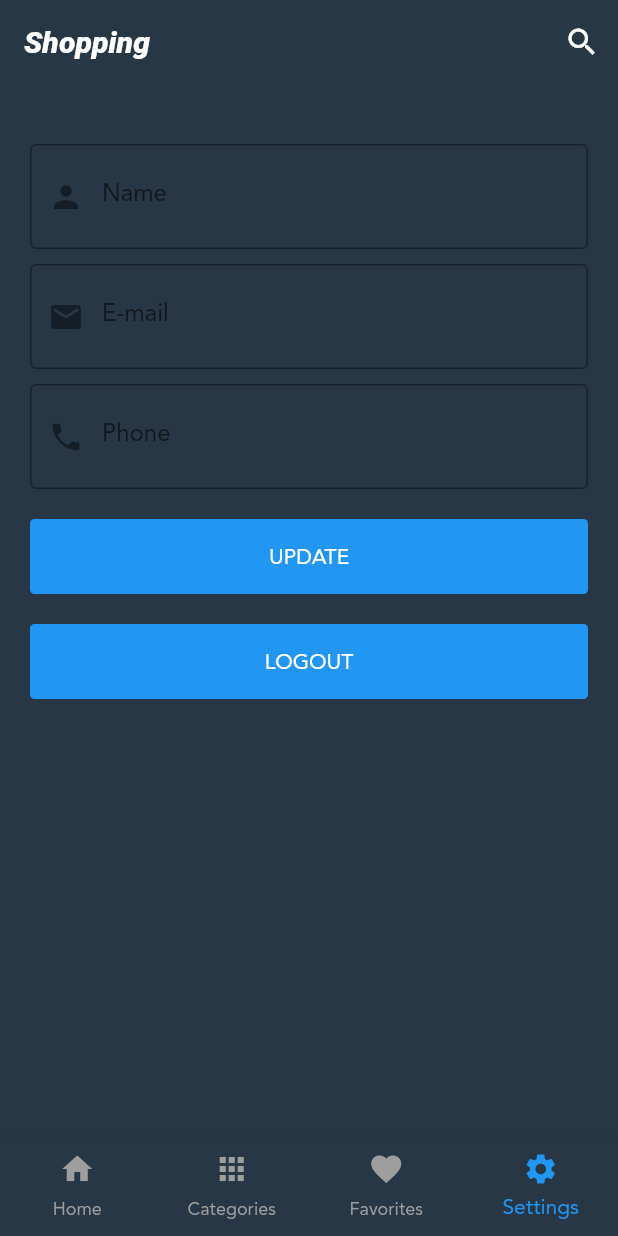
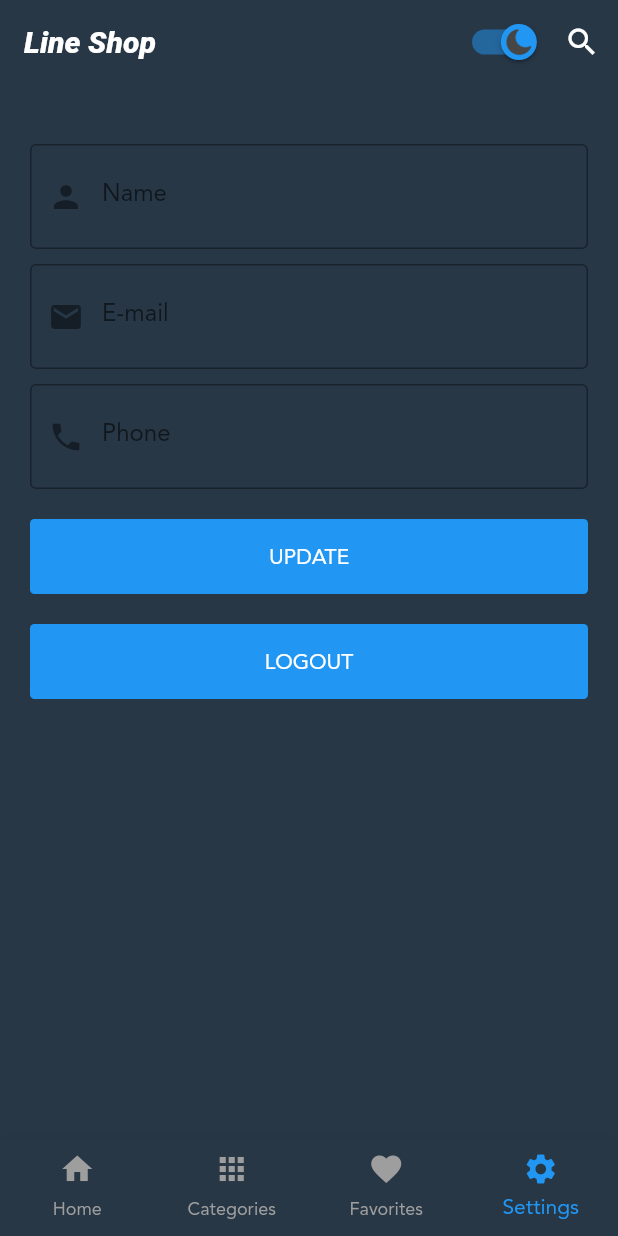
Before and after one commit to MosasaUnited/Shop-App, a Flutter app: the ShopLayout screen opened directly, item 4 of the bottom bar chosen, on a phone screen of 412 x 824 dp. Run offline on Flutter 3.47's test engine with Material 2 defaults, Android fonts, the phone set to English and light mode, and no system bars; our stand-ins replace carousel_slider, conditional_builder_null_safety, dio, flutter_bloc, fluttertoast, hexcolor and 2 more; missing offline and left inert: splash_screen_view; accounts and stored records are empty; network calls fail.

Commit message:
Shop App Udemy

```diff
--- a/lib/layout/home_layout.dart
+++ b/lib/layout/home_layout.dart
@@ -2,12 +2,22 @@ import 'package:flutter/material.dart';
 import 'package:flutter_bloc/flutter_bloc.dart';
 import 'package:shop_app/modules/search/search_screen.dart';
 import 'package:shop_app/shared/components/components.dart';
+import 'package:shop_app/shared/cubit/app_cubit.dart';
 import 'package:shop_app/shared/cubit/shop_cubit.dart';
 import 'package:shop_app/shared/cubit/states.dart';
 
-class ShopLayout extends StatelessWidget {
+class ShopLayout extends StatefulWidget {
   const ShopLayout({Key? key}) : super(key: key);
 
+
+
+  @override
+  State<ShopLayout> createState() => _ShopLayoutState();
+}
+
+class _ShopLayoutState extends State<ShopLayout> {
+
+  bool _value = true;
   @override
   Widget build(BuildContext context) {
     return BlocConsumer<ShopCubit, AppState>(
@@ -18,9 +28,25 @@ class ShopLayout extends StatelessWidget {
         return Scaffold(
           appBar: AppBar(
             title: Text(
-              'Shopping',
+              'Line Shop',
             ),
             actions: [
+              //Dark Mood Switch Button
+              Transform.scale(
+                scale: 1.2,
+                child: Switch.adaptive(
+                    activeThumbImage: AssetImage('assets/images/night-mode.png'),
+                    inactiveThumbImage: AssetImage('assets/images/sun_light_mood.png'),
+                    value: _value,
+                    onChanged: (bool value)
+                    {
+                      setState(() {
+                        _value = value;
+                        AppCubit.get(context).changeAppMode();
+                      });
+                    },
+                    ),
+              ),
               IconButton(
                 icon: Icon(
                   Icons.search,
--- a/lib/modules/categories/categories_screen.dart
+++ b/lib/modules/categories/categories_screen.dart
@@ -6,7 +6,6 @@ import 'package:shop_app/models/categories_model.dart';
 import 'package:shop_app/shared/cubit/app_cubit.dart';
 import 'package:shop_app/shared/cubit/shop_cubit.dart';
 import 'package:shop_app/shared/cubit/states.dart';
-
 import '../../shared/components/components.dart';
 
 class CategoriesScreen extends StatelessWidget {
--- a/pubspec.yaml
+++ b/pubspec.yaml
@@ -82,6 +82,8 @@ flutter:
   assets:
     - assets/images/onBoarding1.png
     - assets/images/splash_screen_2.png
+    - assets/images/night-mode.png
+    - assets/images/sun_light_mood.png
 
   fonts:
      - family: Jannah
```
Also changed, not shown: assets/images/night-mode.png (added), assets/images/sun_light_mood.png (added).
